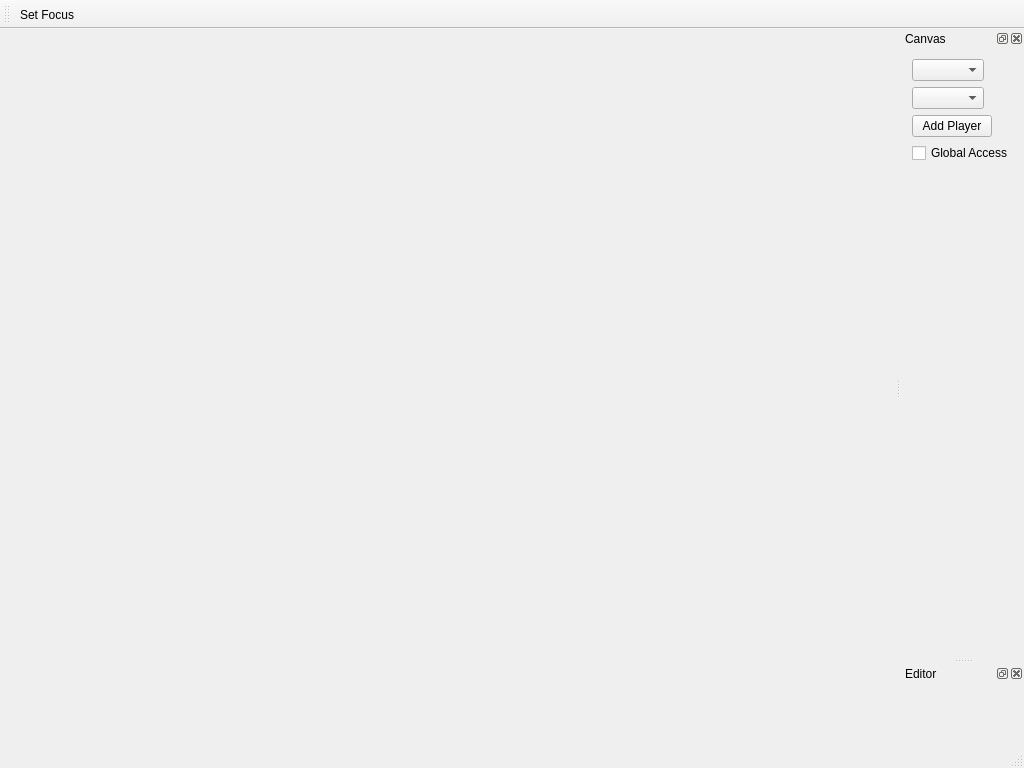
vos/planetattack, file mainwindow.ui: the form before one commit.
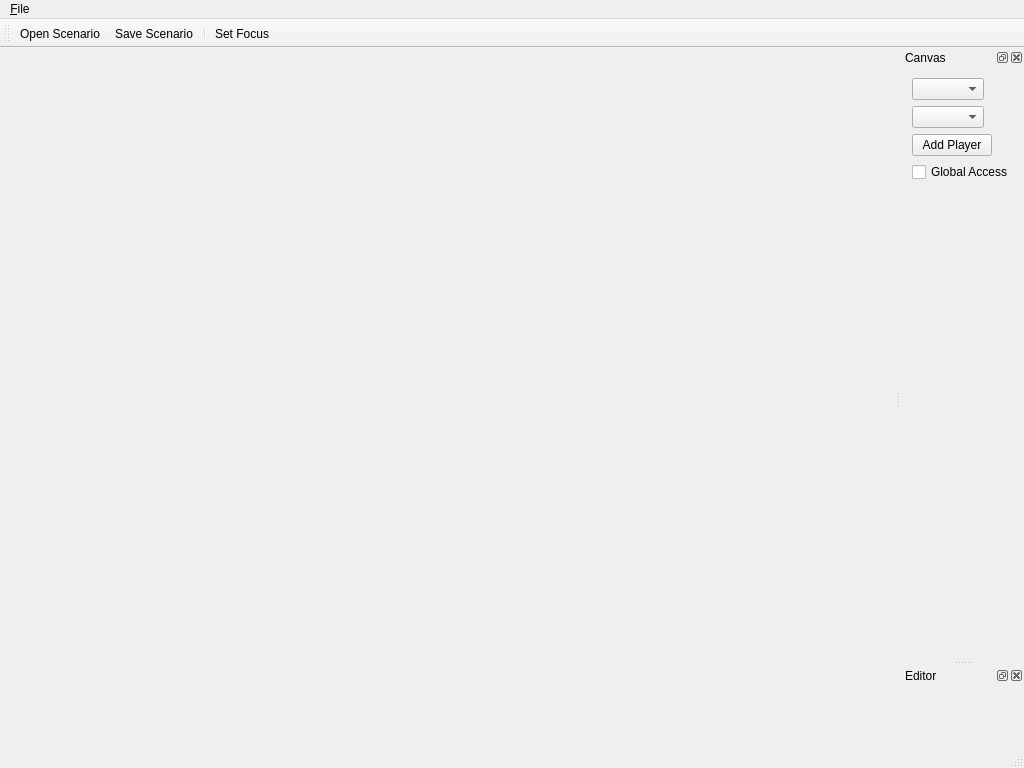
The form after the commit.

Commit message: XmlScenarioSerializer implemented

The edit to the form file:
```diff
--- a/mainwindow.ui
+++ b/mainwindow.ui
@@ -23,6 +23,14 @@
      <height>21</height>
     </rect>
    </property>
+   <widget class="QMenu" name="menu_File">
+    <property name="title">
+     <string>&amp;File</string>
+    </property>
+    <addaction name="action_openScenario"/>
+    <addaction name="action_saveScenario"/>
+   </widget>
+   <addaction name="menu_File"/>
   </widget>
   <widget class="QToolBar" name="mainToolBar">
    <attribute name="toolBarArea">
@@ -31,6 +39,9 @@
    <attribute name="toolBarBreak">
     <bool>false</bool>
    </attribute>
+   <addaction name="action_openScenario"/>
+   <addaction name="action_saveScenario"/>
+   <addaction name="separator"/>
    <addaction name="action_setFocus"/>
   </widget>
   <widget class="QStatusBar" name="statusBar"/>
@@ -83,6 +94,22 @@
     <string>Set Focus</string>
    </property>
   </action>
+  <action name="action_openScenario">
+   <property name="text">
+    <string>&amp;Open Scenario</string>
+   </property>
+   <property name="shortcut">
+    <string>Ctrl+O</string>
+   </property>
+  </action>
+  <action name="action_saveScenario">
+   <property name="text">
+    <string>&amp;Save Scenario</string>
+   </property>
+   <property name="shortcut">
+    <string>Ctrl+S</string>
+   </property>
+  </action>
  </widget>
  <layoutdefault spacing="6" margin="11"/>
  <resources/>
```
The commit also changes 6 other files.
